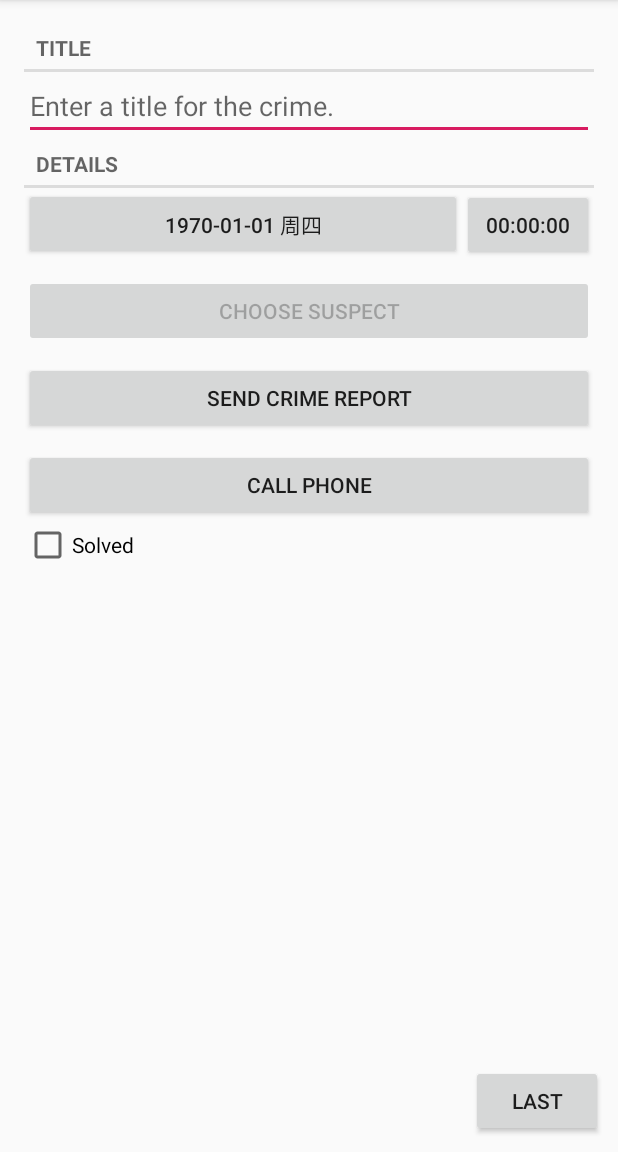
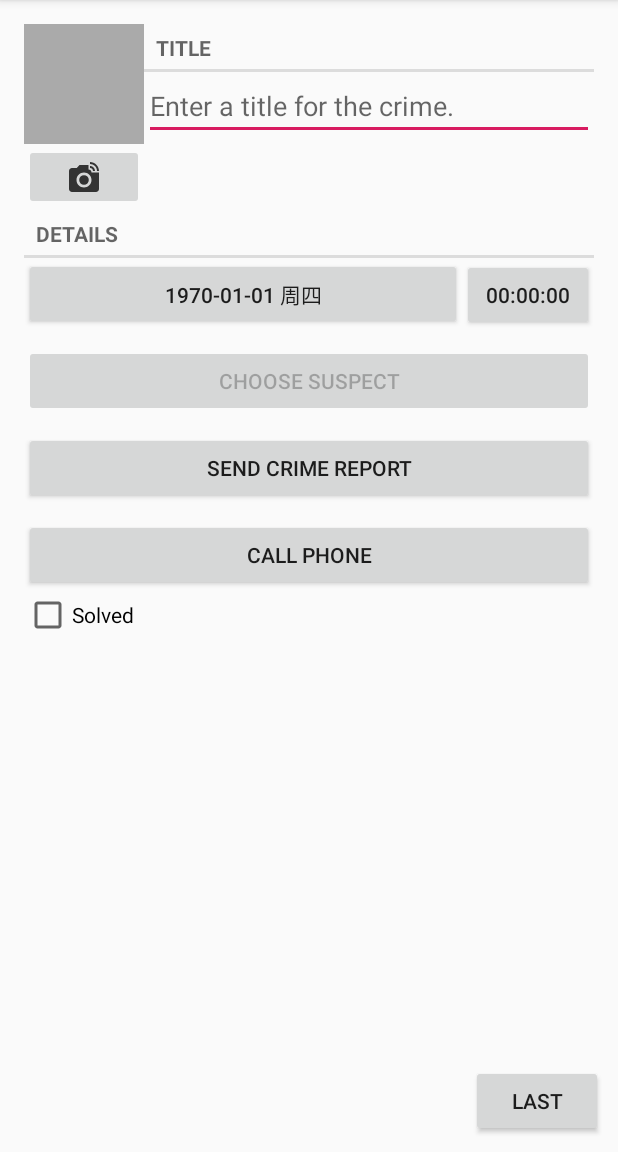
Before and after one commit to ZoharAndroid/AndroidProgramming3ed, an Android app: the screen it shows after launch (CrimePagerActivity), after a tap on "New Crime", on a phone screen of 412 x 824 dp, the part 84-1236 px from its top. Run offline under Robolectric (Android 15) with nearby library versions, the phone set to English and light mode, and no system bars.

Commit message:
16打开相机保存图片完成

```diff
--- a/CriminalIntent/app/src/main/AndroidManifest.xml
+++ b/CriminalIntent/app/src/main/AndroidManifest.xml
@@ -2,8 +2,8 @@
 <manifest xmlns:android="http://schemas.android.com/apk/res/android"
     package="com.zohar.criminalintent">
 
-    <uses-permission android:name="android.permission.READ_CONTACTS"/>
-    <uses-permission android:name="android.permission.CALL_PHONE"/>
+    <uses-permission android:name="android.permission.READ_CONTACTS" />
+    <uses-permission android:name="android.permission.CALL_PHONE" />
 
     <application
         android:allowBackup="true"
@@ -20,9 +20,20 @@
             </intent-filter>
         </activity>
 
-        <activity android:name=".CrimeActivity"/>
-        <activity android:name=".CrimePagerActivity"
-            android:parentActivityName=".CrimeListActivity"/>
+        <activity android:name=".CrimeActivity" />
+        <activity
+            android:name=".CrimePagerActivity"
+            android:parentActivityName=".CrimeListActivity" />
+
+        <provider
+            android:name="android.support.v4.content.FileProvider"
+            android:authorities="com.zohar.criminalintent.fileprovider"
+            android:exported="false"
+            android:grantUriPermissions="true">
+            <meta-data
+                android:name="android.support.FILE_PROVIDER_PATHS"
+                android:resource="@xml/files" />
+        </provider>
     </application>
 
 </manifest>
--- a/CriminalIntent/app/src/main/java/com/zohar/criminalintent/Crime.java
+++ b/CriminalIntent/app/src/main/java/com/zohar/criminalintent/Crime.java
@@ -57,4 +57,8 @@ public class Crime {
     public void setMsuspend(String msuspend) {
         this.msuspend = msuspend;
     }
+
+    public String getPhotoFilename(){
+        return "IMG_" + getId().toString() + ".jpg";
+    }
 }
--- a/CriminalIntent/app/src/main/java/com/zohar/criminalintent/CrimeFragment.java
+++ b/CriminalIntent/app/src/main/java/com/zohar/criminalintent/CrimeFragment.java
@@ -5,10 +5,12 @@ import android.app.Activity;
 import android.content.Intent;
 import android.content.IntentFilter;
 import android.content.pm.PackageManager;
+import android.content.pm.ResolveInfo;
 import android.database.Cursor;
 import android.net.Uri;
 import android.os.Bundle;
 import android.provider.ContactsContract;
+import android.provider.MediaStore;
 import android.support.annotation.NonNull;
 import android.support.annotation.Nullable;
 import android.support.v4.app.ActivityCompat;
@@ -16,6 +18,7 @@ import android.support.v4.app.Fragment;
 import android.support.v4.app.FragmentManager;
 import android.support.v4.app.ShareCompat;
 import android.support.v4.content.ContextCompat;
+import android.support.v4.content.FileProvider;
 import android.text.Editable;
 import android.text.TextWatcher;
 import android.util.Log;
@@ -29,11 +32,15 @@ import android.widget.Button;
 import android.widget.CheckBox;
 import android.widget.CompoundButton;
 import android.widget.EditText;
+import android.widget.ImageButton;
+import android.widget.ImageView;
 import android.widget.Toast;
 
+import java.io.File;
 import java.text.DateFormat;
 import java.text.SimpleDateFormat;
 import java.util.Date;
+import java.util.List;
 import java.util.Locale;
 import java.util.UUID;
 
@@ -51,8 +58,10 @@ public class CrimeFragment extends Fragment {
     private static final int PERMISSION_REQUEST_CODE = 4;
     private static final int PERMISSION_REQUSET_CODE_CALL = 6;
     private static final int REQUEST_READ_CONTACT_CODE = 5;
+    private static final int REQUSET_CODE_PHOTH = 7;
 
     private Crime mCrime;
+    private File mCrimePhotoFile;
 
     private EditText mTitleField;
     private Button mDateButton;
@@ -61,6 +70,9 @@ public class CrimeFragment extends Fragment {
     private Button mSuspentButton;
     private Button mReportButton;
     private Button mCallButton;
+    private ImageButton mPhotoButton;
+    private ImageView mPhotoImage;
+
     private String mPhone;
 
     public static Fragment newInstance(UUID crimeId) {
@@ -79,6 +91,7 @@ public class CrimeFragment extends Fragment {
         setHasOptionsMenu(true);
         UUID crimeId = (UUID) getArguments().getSerializable(ARGS_CRIME_ID);
         mCrime = CrimeLab.getInstance(getContext()).getCrime(crimeId);
+        mCrimePhotoFile = CrimeLab.getInstance(getContext()).getPhotoFile(mCrime);
     }
 
     @Nullable
@@ -197,6 +210,29 @@ public class CrimeFragment extends Fragment {
                 }
             }
         });
+
+        mPhotoImage = view.findViewById(R.id.crime_photo);
+        mPhotoButton = view.findViewById(R.id.crime_camera);
+        // 检测是否有相机可用
+        final Intent captureIntent = new Intent(MediaStore.ACTION_IMAGE_CAPTURE);
+        boolean canTakePhoto = (captureIntent.resolveActivity(manager) != null && mCrimePhotoFile != null);
+        mPhotoButton.setEnabled(canTakePhoto);
+
+        mPhotoButton.setOnClickListener(new View.OnClickListener() {
+            @Override
+            public void onClick(View v) {
+                Uri uri = FileProvider.getUriForFile(getActivity(), "com.zohar.criminalintent.fileprovider", mCrimePhotoFile);
+                captureIntent.putExtra(MediaStore.EXTRA_OUTPUT, uri);
+
+                List<ResolveInfo> carmareActivies = getActivity().getPackageManager().queryIntentActivities(captureIntent, PackageManager.MATCH_DEFAULT_ONLY);
+
+                for (ResolveInfo activity : carmareActivies) {
+                    getActivity().grantUriPermission(activity.activityInfo.packageName, uri, Intent.FLAG_GRANT_WRITE_URI_PERMISSION);
+                }
+                startActivityForResult(captureIntent, REQUSET_CODE_PHOTH);
+            }
+        });
+
         return view;
     }
 
@@ -315,6 +351,10 @@ public class CrimeFragment extends Fragment {
                 }
             }
         }
+
+        if (requestCode == REQUSET_CODE_PHOTH){
+
+        }
     }
 
     private void requestCallPermission(String phone) {
--- a/CriminalIntent/app/src/main/java/com/zohar/criminalintent/CrimeLab.java
+++ b/CriminalIntent/app/src/main/java/com/zohar/criminalintent/CrimeLab.java
@@ -6,6 +6,7 @@ import android.database.Cursor;
 import android.database.sqlite.SQLiteDatabase;
 import android.database.sqlite.SQLiteOpenHelper;
 
+import java.io.File;
 import java.util.ArrayList;
 import java.util.List;
 import java.util.UUID;
@@ -99,8 +100,6 @@ public class CrimeLab {
         return new CrimeCursorWrapper(cursor);
     }
 
-
-
     /**
      * 删除
      *
@@ -109,4 +108,15 @@ public class CrimeLab {
     public void deleteCrime(Crime crime){
         mDBHelper.delete(CrimeDB.NAME, CrimeDB.Col.UUID + " = ?", new String[]{crime.getId().toString()});
     }
+
+    /**
+     * 获取图像文件
+     *
+     * @param crime
+     * @return
+     */
+    public File getPhotoFile(Crime crime){
+        File filesDir = mContext.getFilesDir();
+        return new File(filesDir, crime.getPhotoFilename());
+    }
 }
--- /dev/null
+++ b/CriminalIntent/app/src/main/res/drawable-anydpi/ic_crame.xml
@@ -0,0 +1,16 @@
+<vector xmlns:android="http://schemas.android.com/apk/res/android"
+    android:width="24dp"
+    android:height="24dp"
+    android:viewportWidth="24"
+    android:viewportHeight="24"
+    android:tint="#333333">
+    <path
+        android:fillColor="#FF000000"
+        android:pathData="M12,14m-3.2,0a3.2,3.2 0,1 1,6.4 0a3.2,3.2 0,1 1,-6.4 0"/>
+    <path
+        android:fillColor="#FF000000"
+        android:pathData="M16,3.33c2.58,0 4.67,2.09 4.67,4.67H22c0,-3.31 -2.69,-6 -6,-6v1.33M16,6c1.11,0 2,0.89 2,2h1.33c0,-1.84 -1.49,-3.33 -3.33,-3.33V6"/>
+    <path
+        android:fillColor="#FF000000"
+        android:pathData="M17,9c0,-1.11 -0.89,-2 -2,-2L15,4L9,4L7.17,6L4,6c-1.1,0 -2,0.9 -2,2v12c0,1.1 0.9,2 2,2h16c1.1,0 2,-0.9 2,-2L22,9h-5zM12,19c-2.76,0 -5,-2.24 -5,-5s2.24,-5 5,-5 5,2.24 5,5 -2.24,5 -5,5z"/>
+</vector>
--- a/CriminalIntent/app/src/main/res/layout/fragment_cirme.xml
+++ b/CriminalIntent/app/src/main/res/layout/fragment_cirme.xml
@@ -5,6 +5,40 @@
     android:layout_height="match_parent"
     android:orientation="vertical"
     android:padding="16dp">
+
+    <LinearLayout
+        android:layout_width="match_parent"
+        android:layout_height="wrap_content"
+        android:orientation="horizontal">
+
+        <LinearLayout
+            android:layout_width="wrap_content"
+            android:layout_height="wrap_content"
+            android:orientation="vertical">
+
+            <ImageView
+                android:cropToPadding="true"
+                android:scaleType="centerInside"
+                android:id="@+id/crime_photo"
+                android:layout_width="80dp"
+                android:layout_height="80dp"
+                android:background="@android:color/darker_gray" />
+
+            <ImageButton
+                android:id="@+id/crime_camera"
+                android:layout_width="match_parent"
+                android:layout_height="wrap_content"
+                android:src="@drawable/ic_crame" />
+
+        </LinearLayout>
+
+
+        <LinearLayout
+            android:layout_width="0dp"
+            android:layout_height="wrap_content"
+            android:layout_weight="1"
+            android:orientation="vertical">
+
 
             <TextView
                 style="?android:listSeparatorTextViewStyle"
@@ -17,6 +51,12 @@
                 android:layout_width="match_parent"
                 android:layout_height="wrap_content"
                 android:hint="@string/crime_title_hint" />
+
+
+        </LinearLayout>
+
+    </LinearLayout>
+
 
     <TextView
         style="?android:listSeparatorTextViewStyle"
@@ -59,11 +99,11 @@
         android:text="@string/crime_report_text" />
 
     <Button
-        android:layout_marginTop="10dip"
-        android:text="@string/call_phone"
         android:id="@+id/crime_call"
         android:layout_width="match_parent"
-        android:layout_height="wrap_content" />
+        android:layout_height="wrap_content"
+        android:layout_marginTop="10dip"
+        android:text="@string/call_phone" />
 
 
     <CheckBox
--- /dev/null
+++ b/CriminalIntent/app/src/main/res/xml/files.xml
@@ -0,0 +1,6 @@
+<?xml version="1.0" encoding="utf-8"?>
+<paths xmlns:android="http://schemas.android.com/apk/res/android">
+    <files-path
+        name="crime_photo"
+        path="."/>
+</paths>
```
Also changed, not shown: CriminalIntent/app/src/main/res/drawable-hdpi/ic_crame.png (added), CriminalIntent/app/src/main/res/drawable-mdpi/ic_crame.png (added), CriminalIntent/app/src/main/res/drawable-xhdpi/ic_crame.png (added), CriminalIntent/app/src/main/res/drawable-xxhdpi/ic_crame.png (added). Lines whose indentation alone changed are shown as unchanged.
